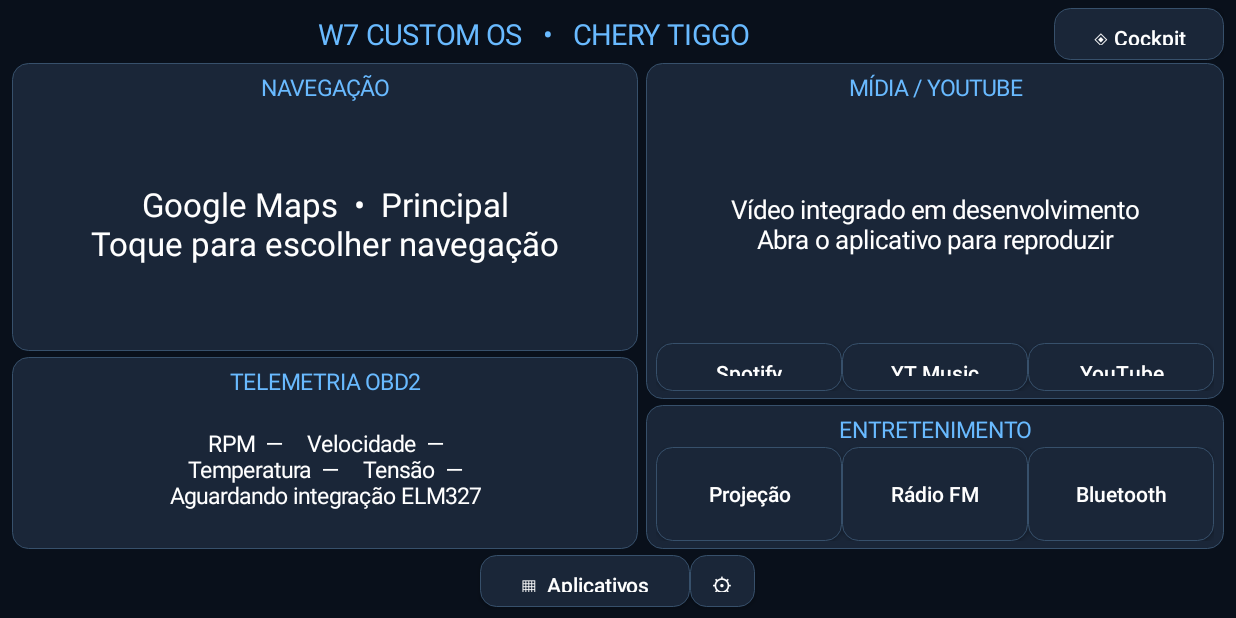
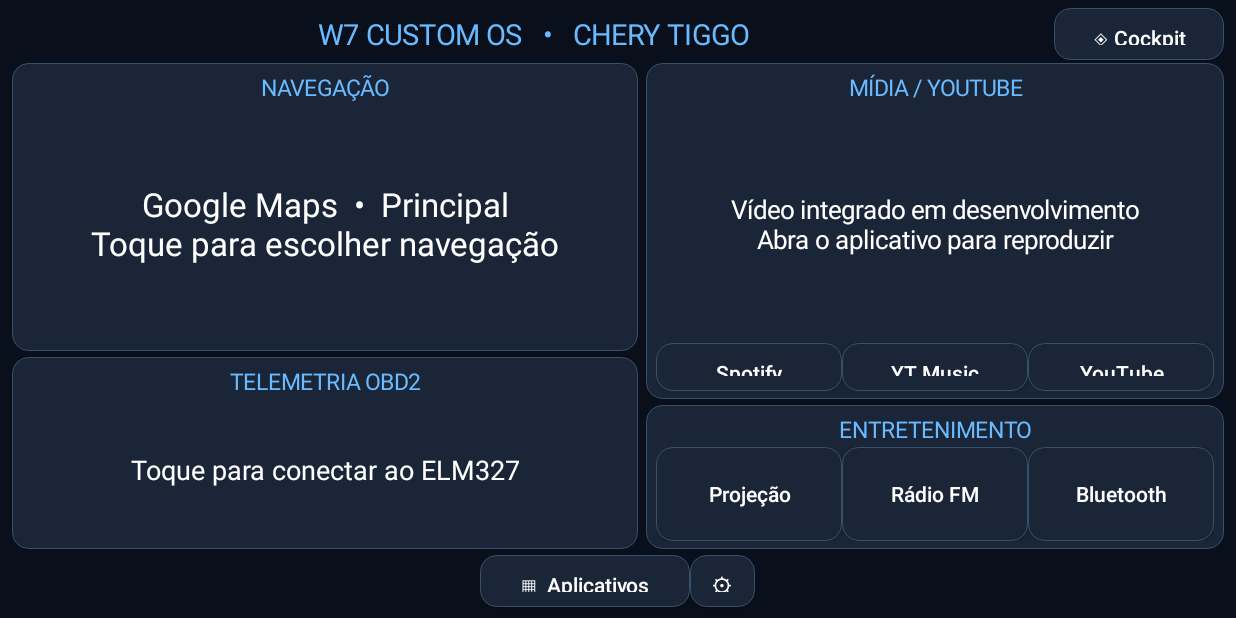
Before and after one commit to marcioribeiromkt/W7-Custom-Launcher, an Android app: the screen it shows after launch (MainActivity), on a phone screen of 824 x 412 dp (held sideways). Run offline under Robolectric (Android 15) with nearby library versions, the phone set to English and light mode, and no system bars.

Commit message:
feat: connect live ELM327 readings to cockpit telemetry panel

```diff
--- a/app/src/main/java/com/w7custom/launcher/MainActivity.java
+++ b/app/src/main/java/com/w7custom/launcher/MainActivity.java
@@ -1,7 +1,7 @@
 package com.w7custom.launcher;
 import android.app.*;import android.os.*;import android.content.*;import android.graphics.Color;import android.graphics.drawable.GradientDrawable;import android.view.*;import android.widget.*;import android.provider.Settings;import android.content.pm.ResolveInfo;import java.util.*;
 public class MainActivity extends Activity {
- final int BG=0xff09101b,PANEL=0xff1a2638,BLUE=0xff69baff; SharedPreferences prefs; LinearLayout root;
+ final int BG=0xff09101b,PANEL=0xff1a2638,BLUE=0xff69baff; SharedPreferences prefs; LinearLayout root; ObdReader obd=new ObdReader(); TextView obdView; String obdText="Toque para conectar ao ELM327";
  final String[] names={"Waze","Maps","Spotify","YT Music","YouTube","Projeção","Rádio FM","Bluetooth"};
  final String[] packages={"com.waze","com.google.android.apps.maps","com.spotify.music","com.google.android.apps.youtube.music","com.google.android.youtube","","",""};
  public void onCreate(Bundle b){super.onCreate(b);prefs=getSharedPreferences("w7",0);getWindow().getDecorView().setSystemUiVisibility(5894|1024|512);render();}
@@ -13,11 +13,14 @@ public class MainActivity extends Activity {
  LinearLayout header=row();root.addView(header,new LinearLayout.LayoutParams(-1,52));TextView title=txt("W7 CUSTOM OS   •   CHERY TIGGO",19);title.setTextColor(BLUE);header.addView(title,new LinearLayout.LayoutParams(0,-1,1));header.addView(btn(cockpit?"◈ Cockpit":"▦ Hybrid",()->skins()),new LinearLayout.LayoutParams(170,-1));
  LinearLayout body=row();root.addView(body,new LinearLayout.LayoutParams(-1,0,1));LinearLayout left=col(),right=col();LinearLayout.LayoutParams a=new LinearLayout.LayoutParams(0,-1,cockpit?52:58);a.rightMargin=8;body.addView(left,a);body.addView(right,new LinearLayout.LayoutParams(0,-1,cockpit?48:42));
  LinearLayout nav=panel(left,cockpit?6:7,"NAVEGAÇÃO");TextView map=txt("Google Maps  •  Principal\nToque para escolher navegação",22);nav.addView(map,new LinearLayout.LayoutParams(-1,0,1));map.setOnClickListener(v->new AlertDialog.Builder(this).setTitle("Navegação").setItems(new String[]{"Google Maps (principal)","Waze"},(d,n)->launch(n==0?1:0)).show());
- LinearLayout tele=panel(left,cockpit?4:3,cockpit?"TELEMETRIA OBD2":"INSTRUMENTOS / ATALHOS");TextView data=txt("RPM  —     Velocidade  —\nTemperatura  —     Tensão  —\nAguardando integração ELM327",15);tele.addView(data,new LinearLayout.LayoutParams(-1,0,1));
+ LinearLayout tele=panel(left,cockpit?4:3,cockpit?"TELEMETRIA OBD2":"INSTRUMENTOS / ATALHOS");TextView data=txt(obdText,18);obdView=data;tele.addView(data,new LinearLayout.LayoutParams(-1,0,1));data.setOnClickListener(v->connectObd());
  LinearLayout media=panel(right,7,"MÍDIA / YOUTUBE");media.addView(txt("Vídeo integrado em desenvolvimento\nAbra o aplicativo para reproduzir",17),new LinearLayout.LayoutParams(-1,0,1));LinearLayout mr=row();media.addView(mr,new LinearLayout.LayoutParams(-1,48));for(int i=2;i<=4;i++){final int id=i;mr.addView(btn(names[i],()->launch(id)),new LinearLayout.LayoutParams(0,-1,1));}
  LinearLayout shortcuts=panel(right,3,"ENTRETENIMENTO");LinearLayout sr=row();shortcuts.addView(sr,new LinearLayout.LayoutParams(-1,0,1));for(int i=5;i<=7;i++){final int id=i;sr.addView(btn(names[i],()->launch(id)),new LinearLayout.LayoutParams(0,-1,1));}
  LinearLayout bottom=row();bottom.setGravity(Gravity.CENTER);root.addView(bottom,new LinearLayout.LayoutParams(-1,58));bottom.addView(btn("▦  Aplicativos",()->apps()),new LinearLayout.LayoutParams(210,52));bottom.addView(btn("⚙",()->settings()),new LinearLayout.LayoutParams(65,52));}
  LinearLayout panel(LinearLayout parent,int weight,String title){LinearLayout p=col();p.setPadding(10,8,10,8);p.setBackground(bg(PANEL));LinearLayout.LayoutParams lp=new LinearLayout.LayoutParams(-1,0,weight);lp.setMargins(0,3,0,3);parent.addView(p,lp);TextView t=txt(title,15);t.setTextColor(BLUE);p.addView(t,new LinearLayout.LayoutParams(-1,34));return p;}
+ void connectObd(){if(android.os.Build.VERSION.SDK_INT>=31 && checkSelfPermission("android.permission.BLUETOOTH_CONNECT")!=android.content.pm.PackageManager.PERMISSION_GRANTED){requestPermissions(new String[]{"android.permission.BLUETOOTH_CONNECT"},101);return;}obdText="Conectando ao ELM327...";if(obdView!=null)obdView.setText(obdText);obd.start(new ObdReader.Listener(){public void status(String v){obdText=v;if(obdView!=null)obdView.setText(v);}public void values(String v){obdText=v;if(obdView!=null)obdView.setText(v);}});}
+ @Override public void onRequestPermissionsResult(int requestCode,String[] permissions,int[] results){super.onRequestPermissionsResult(requestCode,permissions,results);if(requestCode==101&&results.length>0&&results[0]==android.content.pm.PackageManager.PERMISSION_GRANTED)connectObd();}
+ @Override protected void onDestroy(){obd.stop();super.onDestroy();}
  void skins(){String[] options={"W7 Cockpit","W7 Hybrid"};new AlertDialog.Builder(this).setTitle("Selecionar visual").setItems(options,(d,n)->{prefs.edit().putString("skin",n==0?"cockpit":"hybrid").apply();render();}).show();}
  String pkg(int i){return prefs.getString("pkg"+i,packages[i]);}
  void launch(int i){try{Intent in=getPackageManager().getLaunchIntentForPackage(pkg(i));if(in==null)throw new Exception();startActivity(in);}catch(Exception e){new AlertDialog.Builder(this).setMessage("Aplicativo não localizado. Configure o pacote de "+names[i]+".").setPositiveButton("Configurar",(d,w)->configure(i)).setNegativeButton("Cancelar",null).show();}}
```
